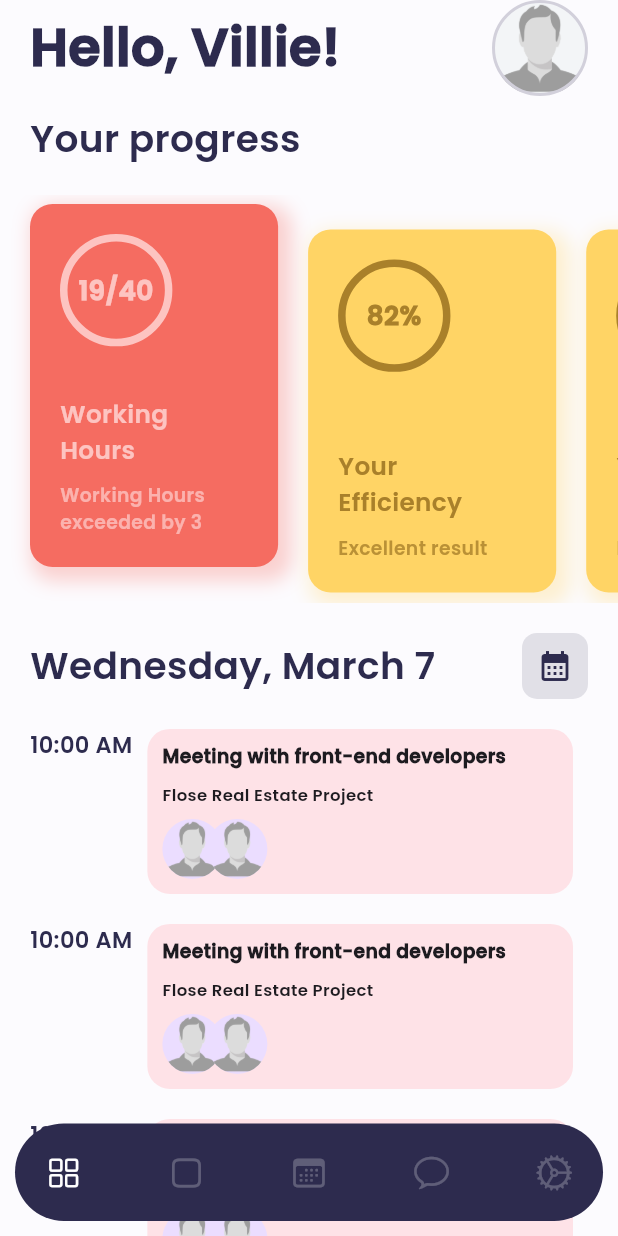
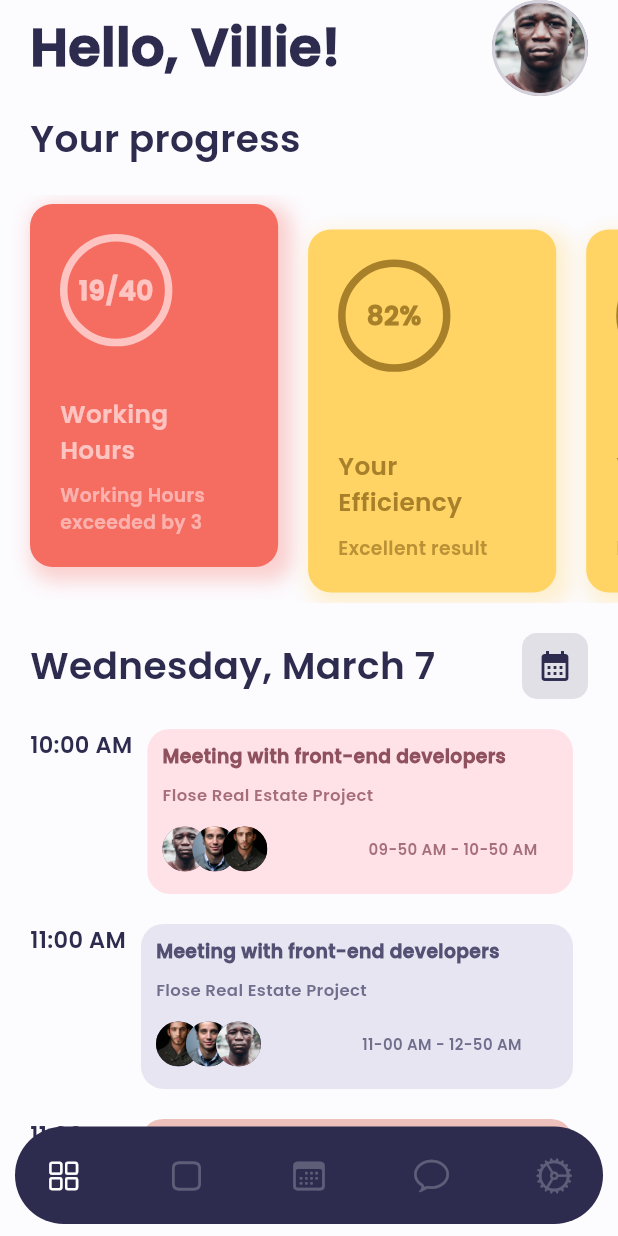
Before and after one commit to christ-dev19/freestyles, a Flutter app: the screen it shows after launch, on a phone screen of 412 x 824 dp. Run offline on Flutter 3.47's test engine with Material 2 defaults, Android fonts, the phone set to English and light mode, and no system bars.

Commit message:
fix screen 90%

```diff
--- a/lib/main.dart
+++ b/lib/main.dart
@@ -15,7 +15,7 @@ class MyApp extends StatelessWidget {
   Widget build(BuildContext context) {
     return MaterialApp(
       title: 'Flutter Demo',
-      debugShowCheckedModeBanner: true,
+      debugShowCheckedModeBanner: false,
       initialRoute: AppRouting.corporateWellness,
       onGenerateRoute: (settings) => AppRouting.onGenerateRoute(settings),
       theme: ThemeData(
--- a/lib/screens/CorporateWellnessPage.dart
+++ b/lib/screens/CorporateWellnessPage.dart
@@ -1,5 +1,6 @@
 import 'package:flutter/cupertino.dart';
 import 'package:flutter/material.dart';
+import 'package:flutter/services.dart';
 
 class CorporateWellnessPage extends StatefulWidget {
   const CorporateWellnessPage({Key? key}) : super(key: key);
@@ -34,13 +35,58 @@ class _CorporateWellnessPageState extends State<CorporateWellnessPage> {
       "progress": "53%"
     },
   ];
-  List<dynamic> timeLines = List.generate(4, (index) => index);
+  List<Map<String, dynamic>> timeLines = [
+    {
+      "title": "Meeting with front-end developers",
+      "subTitle": "Flose Real Estate Profect",
+      "time": "10:00 AM",
+      "crenaux": "09-50 AM - 10-50 AM",
+      "color": const Color.fromRGBO(254, 226, 231, 1),
+      "colorText": const Color.fromRGBO(144, 81, 94, 1),
+      "usersImage": [
+        "assets/images/unsplash02.jpg",
+        "assets/images/unsplash01.jpg",
+        "assets/images/unsplash03.jpg",
+      ]
+    },
+    {
+      "title": "Internal marketing session",
+      "subTitle": "Marketing Department",
+      "time": "11:00 AM",
+      "crenaux": "11-00 AM - 12-50 AM",
+      "color": const Color.fromRGBO(231, 229, 241, 1),
+      "colorText": const Color.fromRGBO(83, 80, 116, 1),
+      "usersImage": [
+        "assets/images/unsplash03.jpg",
+        "assets/images/unsplash01.jpg",
+        "assets/images/unsplash02.jpg",
+      ]
+    },
+    {
+      "title": "Internal marketing session",
+      "subTitle": "Marketing Department",
+      "time": "11:00 AM",
+      "crenaux": "11-00 AM - 12-50 AM",
+      "color": const Color.fromRGBO(237, 192, 187, 1),
+      "colorText": const Color.fromRGBO(171, 122, 114, 1.0),
+      "usersImage": [
+        "assets/images/unsplash02.jpg",
+        "assets/images/unsplash01.jpg",
+        "assets/images/unsplash03.jpg",
+      ]
+    },
+  ];
 
   @override
   Widget build(BuildContext context) {
     Size _size = MediaQuery.of(context).size;
 
-    return Scaffold(
+    return AnnotatedRegion<SystemUiOverlayStyle>(
+      value: SystemUiOverlayStyle(
+        statusBarColor: scaffoldColor,
+        statusBarIconBrightness: Brightness.dark,
+      ),
+      child: Scaffold(
         backgroundColor: scaffoldColor,
         body: SafeArea(
           child: Stack(
@@ -49,6 +95,7 @@ class _CorporateWellnessPageState extends State<CorporateWellnessPage> {
                 right: 0,
                 left: 0,
                 top: 0,
+                bottom: kBottomNavigationBarHeight + 10,
                 child: Container(
                   width: _size.width,
                   decoration: const BoxDecoration(
@@ -85,7 +132,7 @@ class _CorporateWellnessPageState extends State<CorporateWellnessPage> {
                                 ),
                                 image: const DecorationImage(
                                   image: AssetImage(
-                                    "assets/images/anonimous-user.png"),
+                                      "assets/images/unsplash02.jpg"),
                                   fit: BoxFit.cover,
                                 ),
                               ),
@@ -125,6 +172,7 @@ class _CorporateWellnessPageState extends State<CorporateWellnessPage> {
                       Container(
                         width: _size.width,
                         padding: const EdgeInsets.symmetric(horizontal: 20),
+                        margin: const EdgeInsets.only(bottom: 10),
                         child: Row(
                           mainAxisAlignment: MainAxisAlignment.spaceBetween,
                           crossAxisAlignment: CrossAxisAlignment.center,
@@ -165,91 +213,9 @@ class _CorporateWellnessPageState extends State<CorporateWellnessPage> {
                           children: [
                             ...timeLines
                                 .map(
-                                (e) => Container(
-                                  padding: const EdgeInsets.symmetric(
-                                      horizontal: 20),
-                                  margin: const EdgeInsets.only(top: 20),
-                                  child: Row(
-                                    crossAxisAlignment:
-                                        CrossAxisAlignment.start,
-                                    children: [
-                                      Text(
-                                        "10:00 AM",
-                                        style: TextStyle(
-                                          color: bottomSheetColor,
-                                          fontSize: _size.aspectRatio * 30,
-                                          fontWeight: FontWeight.w700,
-                                        ),
-                                      ),
-                                      Flexible(
-                                        child: Container(
-                                          width: _size.width,
-                                          padding: const EdgeInsets.all(10.0),
-                                          margin: const EdgeInsets.symmetric(
-                                              horizontal: 10),
-                                          decoration: ShapeDecoration(
-                                            color: const Color.fromRGBO(
-                                              254,
-                                              226,
-                                              231,
-                                              1,
-                                            ),
-                                            shape: RoundedRectangleBorder(
-                                              borderRadius:
-                                                  BorderRadius.circular(15),
-                                            ),
-                                          ),
-                                          child: Column(
-                                            mainAxisAlignment:
-                                                MainAxisAlignment.start,
-                                            crossAxisAlignment:
-                                                CrossAxisAlignment.start,
-                                            children: [
-                                              Text(
-                                                "Meeting with front-end developers",
-                                                style: TextStyle(
-                                                    fontWeight: FontWeight.w900,
-                                                    fontSize:
-                                                        _size.aspectRatio * 25),
-                                              ),
-                                              Padding(
-                                                padding:
-                                                    const EdgeInsets.symmetric(
-                                                        vertical: 8.0),
-                                                child: Text(
-                                                  "Flose Real Estate Project",
-                                                  style: TextStyle(
-                                                    fontWeight: FontWeight.w700,
-                                                    fontSize:
-                                                        _size.aspectRatio * 22,
-                                                  ),
-                                                ),
-                                              ),
-                                                Row(
-                                                children: [
-                                                  CircleAvatar(
-                                                    radius: 20,
-                                                    backgroundImage: AssetImage(
-                                                      "assets/images/anonimous-user.png",
-                                                    ),
-                                                  ),
-                                                  Transform.translate(
-                                                    offset: Offset(-10, 0),
-                                                    child: CircleAvatar(
-                                                      radius: 20,
-                                                      backgroundImage: AssetImage(
-                                                        "assets/images/anonimous-user.png",
-                                                      ),
-                                                    ),
-                                                  ),
-                                                ],
-                                              )
-                                            ],
-                                          ),
-                                        ),
-                                      ),
-                                    ],
-                                  ),
+                                  (e) => TimeLineWidget(
+                                    bottomSheetColor: bottomSheetColor,
+                                    item: e,
                                   ),
                                 )
                                 .toList()
@@ -261,61 +227,130 @@ class _CorporateWellnessPageState extends State<CorporateWellnessPage> {
                 ),
               ),
               Positioned(
-              bottom: 10,
+                bottom: 8,
                 right: 10,
                 left: 10,
-              child: BottomNavigationSheet(bottomSheetColor: bottomSheetColor),
+                child:
+                    BottomNavigationSheet(bottomSheetColor: bottomSheetColor),
               )
             ],
           ),
         ),
+      ),
     );
   }
+}
 
-  Widget _timeLineItem(e, Size size) {
-    return Row(
-      mainAxisAlignment: MainAxisAlignment.spaceBetween,
+class TimeLineWidget extends StatelessWidget {
+  const TimeLineWidget({
+    super.key,
+    required this.bottomSheetColor,
+    required this.item,
+  });
+
+  final Color bottomSheetColor;
+  final Map<String, dynamic> item;
+
+  @override
+  Widget build(BuildContext context) {
+    Size _size = MediaQuery.of(context).size;
+
+    return Container(
+      padding: const EdgeInsets.symmetric(horizontal: 20),
+      margin: const EdgeInsets.only(top: 10, bottom: 10),
+      child: Row(
         crossAxisAlignment: CrossAxisAlignment.start,
         children: [
           Text(
-          "10:00 AM",
+            "${item['time']}",
             style: TextStyle(
               color: bottomSheetColor,
-            fontSize: size.aspectRatio * 30,
+              fontSize: _size.aspectRatio * 30,
               fontWeight: FontWeight.w700,
             ),
           ),
-        Container(
+          Flexible(
+            child: Container(
+              width: _size.width,
               padding: const EdgeInsets.all(10.0),
               margin: const EdgeInsets.symmetric(horizontal: 10),
-          decoration: ShapeDecoration(
-            color: const Color.fromRGBO(254, 226, 231, 1),
-            shape: RoundedRectangleBorder(
+              decoration: BoxDecoration(
+                color: item['color'],
                 borderRadius: BorderRadius.circular(15),
+                shape: BoxShape.rectangle,
+              ),
+              child: Column(
+                mainAxisAlignment: MainAxisAlignment.start,
+                crossAxisAlignment: CrossAxisAlignment.start,
+                children: [
+                  Text(
+                    "Meeting with front-end developers",
+                    style: TextStyle(
+                        fontWeight: FontWeight.w900,
+                        color: item['colorText'],
+                        fontSize: _size.aspectRatio * 25),
+                  ),
+                  Padding(
+                    padding: const EdgeInsets.symmetric(vertical: 8.0),
+                    child: Text(
+                      "Flose Real Estate Project",
+                      style: TextStyle(
+                        fontWeight: FontWeight.w700,
+                        color: (item['colorText'] as Color).withOpacity(.8),
+                        fontSize: _size.aspectRatio * 22,
                       ),
                     ),
-          child: const Column(
-            children: [
-              Text("Meeting with front-end developers"),
-              Text("Flose Real Estate Project"),
+                  ),
                   Row(
-                mainAxisAlignment: MainAxisAlignment.spaceBetween,
+                    mainAxisAlignment: MainAxisAlignment.start,
                     crossAxisAlignment: CrossAxisAlignment.center,
                     children: [
-                  CircleAvatar(radius: 20),
-                  CircleAvatar(radius: 20),
-                  CircleAvatar(radius: 20),
-                  CircleAvatar(radius: 20),
-                  Padding(
-                    padding: EdgeInsets.only(left: 10.0),
-                    child: Text("9:50 AM - 10:50 AM"),
+                      Container(
+                        constraints: BoxConstraints(
+                            minHeight: 40, maxWidth: _size.width / 3),
+                        height: 1,
+                        child: Stack(
+                          alignment: Alignment.center,
+                          children: [
+                            ...(item['usersImage'] as List<String>)
+                                .asMap()
+                                .entries
+                                .map(
+                                  (el) => Positioned(
+                                    left: (20 * el.key).toDouble(),
+                                    child: CircleAvatar(
+                                      radius: 15,
+                                      backgroundColor:
+                                          (item['colorText'] as Color),
+                                      backgroundImage: AssetImage(
+                                        el.value,
                                       ),
+                                    ),
+                                  ),
+                                )
+                                .toList(),
+                          ],
+                        ),
+                      ),
+                      Flexible(
+                          child: Text(
+                        '${item['crenaux']}',
+                        maxLines: 1,
+                        overflow: TextOverflow.ellipsis,
+                        style: TextStyle(
+                          fontWeight: FontWeight.w700,
+                          color: (item['colorText'] as Color).withOpacity(.8),
+                          fontSize: _size.aspectRatio * 20,
+                        ),
+                      ))
                     ],
                   )
                 ],
               ),
-        )
+            ),
+          ),
         ],
+      ),
     );
   }
 }
```
Also changed, not shown: assets/images/unsplash01.jpg (added), assets/images/unsplash02.jpg (added), assets/images/unsplash03.jpg (added). Lines whose indentation alone changed are shown as unchanged.
